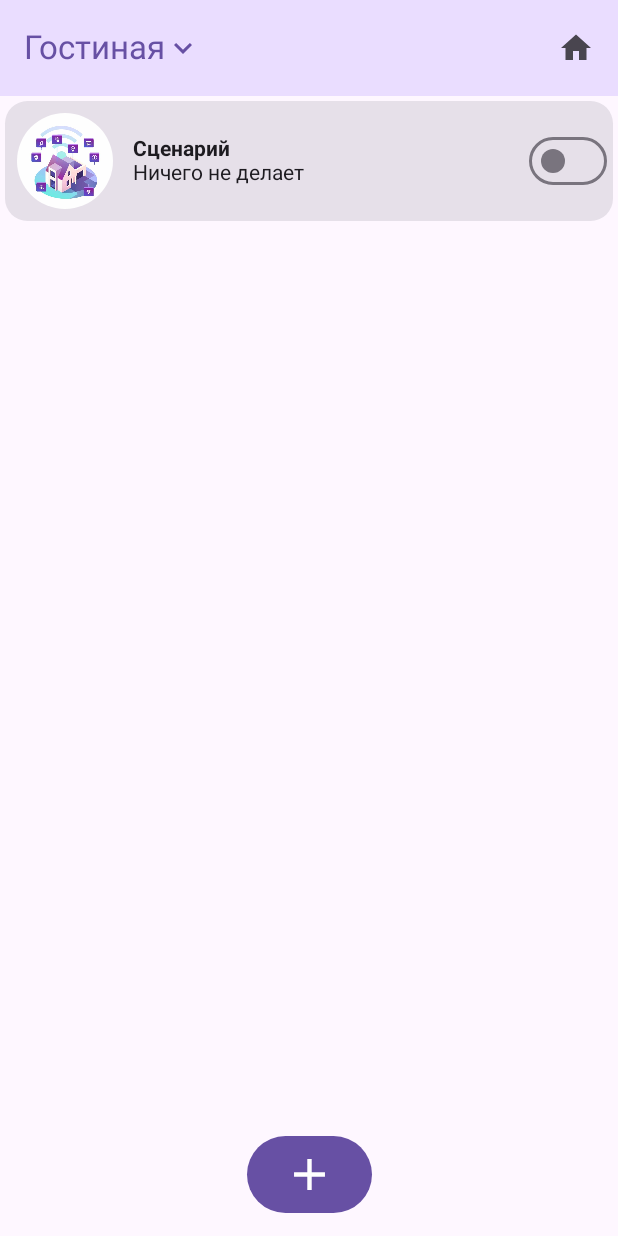
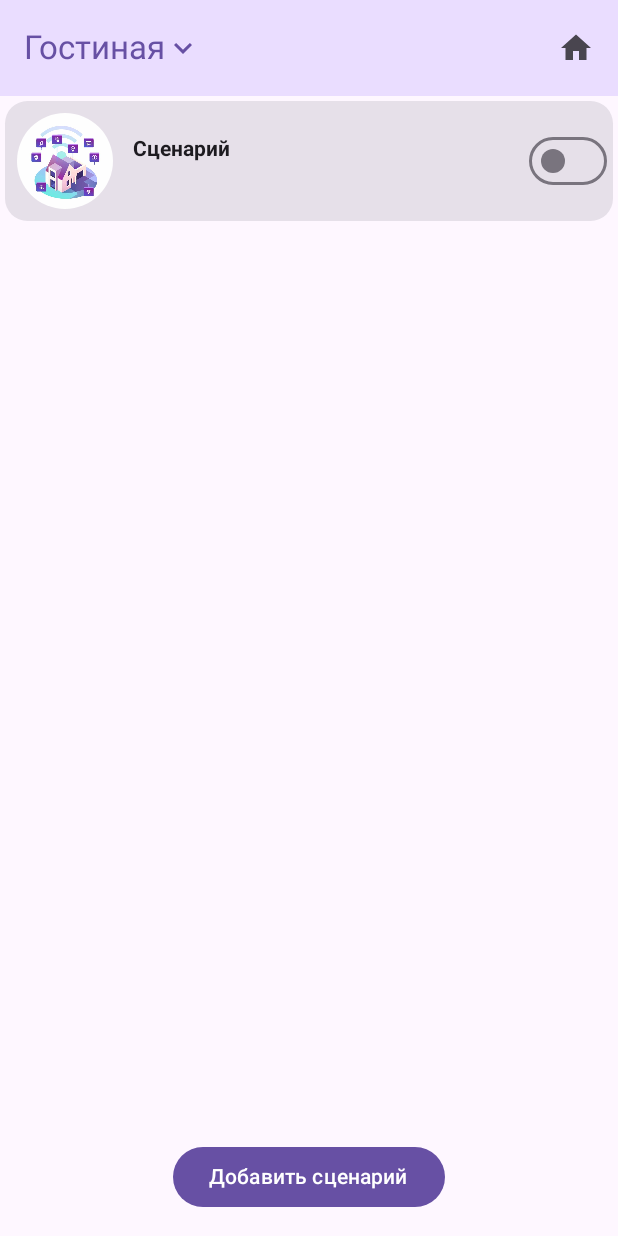
Before and after one commit to valsesv/Smart-House, an Android app built with Jetpack Compose: the Scenarios screen opened through its navigation route, on a phone screen of 412 x 824 dp. Run offline under Robolectric (Android 15) with nearby library versions, the phone set to English and light mode, and no system bars.

```diff
--- a/SmartHome/app/src/main/java/com/valsesv/smarthome/MainActivity.kt
+++ b/SmartHome/app/src/main/java/com/valsesv/smarthome/MainActivity.kt
@@ -4,14 +4,11 @@ import android.annotation.SuppressLint
 import android.os.Bundle
 import androidx.activity.ComponentActivity
 import androidx.activity.compose.setContent
-import androidx.compose.material3.DrawerValue
 import androidx.compose.material3.ExperimentalMaterial3Api
-import androidx.compose.material3.rememberDrawerState
 import androidx.compose.runtime.getValue
 import androidx.compose.runtime.mutableStateListOf
 import androidx.compose.runtime.mutableStateOf
 import androidx.compose.runtime.remember
-import androidx.compose.runtime.rememberCoroutineScope
 import androidx.navigation.compose.NavHost
 import androidx.navigation.compose.composable
 import androidx.navigation.compose.rememberNavController
@@ -44,7 +41,7 @@ class MainActivity : ComponentActivity() {
 
             val scenarios = remember {
                 mutableStateListOf<Scenario>(
-                    Scenario(1, "Сценарий", "Ничего не делает", mutableStateListOf<Device>())
+                    Scenario(1, "Сценарий", "", mutableStateListOf<Device>())
                 )
             }
 
--- a/SmartHome/app/src/main/java/com/valsesv/smarthome/ui/components/device/ItemAddDeviceButton.kt
+++ b/SmartHome/app/src/main/java/com/valsesv/smarthome/ui/components/device/ItemAddDeviceButton.kt
@@ -9,6 +9,7 @@ import androidx.compose.material.icons.Icons
 import androidx.compose.material.icons.filled.Add
 import androidx.compose.material3.Button
 import androidx.compose.material3.Icon
+import androidx.compose.material3.Text
 import androidx.compose.runtime.Composable
 import androidx.compose.runtime.mutableStateOf
 import androidx.compose.runtime.remember
@@ -35,12 +36,8 @@ fun ItemAddDeviceButton(devices: SnapshotStateList<Device>) {
                 openDialog.value = true;
                 Log.d("Add", devices.toString())
             }) {
-            Icon(
-                Icons.Filled.Add,
-                contentDescription = "Добавить новое устройсво",
-                modifier = Modifier
-                    .size(35.dp)
-            )
+            Text(
+                text = "Добавить устройство")
         }
         if (openDialog.value) {
             AlertAddDevices(openDialog, devices)
--- a/SmartHome/app/src/main/java/com/valsesv/smarthome/ui/components/scenario/ItemAddScenarioButton.kt
+++ b/SmartHome/app/src/main/java/com/valsesv/smarthome/ui/components/scenario/ItemAddScenarioButton.kt
@@ -10,6 +10,7 @@ import androidx.compose.material.icons.Icons
 import androidx.compose.material.icons.filled.Add
 import androidx.compose.material3.Button
 import androidx.compose.material3.Icon
+import androidx.compose.material3.Text
 import androidx.compose.runtime.Composable
 import androidx.compose.runtime.MutableState
 import androidx.compose.runtime.mutableStateListOf
@@ -27,12 +28,11 @@ import com.valsesv.smarthome.model.Scenario
 @Composable
 fun ItemAddScenarioButton(scenarios: SnapshotStateList<Scenario>, navController: NavController, mainScenario: MutableState<Scenario>) {
     if(scenarios.isEmpty()){
-        mainScenario.value = Scenario(1, "Новый сценарий", "Описание", mutableStateListOf())
+        mainScenario.value = Scenario(1, "", "", mutableStateListOf())
     }
     else{
         mainScenario.value = Scenario(scenarios.last().id+1, "", "", mutableStateListOf())
     }
-    val openDialog = remember { mutableStateOf(false) }
     Box(
         modifier = Modifier
             .background(Color.Transparent),
@@ -42,19 +42,10 @@ fun ItemAddScenarioButton(scenarios: SnapshotStateList<Scenario>, navController:
             modifier = Modifier
                 .padding(15.dp),
             onClick = {
-
                 navController.navigate("settingScen")
                 Log.d("Add", scenarios.toString())
             }) {
-            Icon(
-                Icons.Filled.Add,
-                contentDescription = "Добавить новый сценарий",
-                modifier = Modifier
-                    .size(35.dp)
-            )
-        }
-        if (openDialog.value) {
-            //AlertAddDevices(openDialog, scenarios)
+            Text(text = "Добавить сценарий")
         }
     }
 }
--- a/SmartHome/app/src/main/java/com/valsesv/smarthome/ui/components/scenario/ItemConfirmScenarioButton.kt
+++ b/SmartHome/app/src/main/java/com/valsesv/smarthome/ui/components/scenarioSettings/ItemConfirmScenarioButton.kt
@@ -1,4 +1,4 @@
-package com.valsesv.smarthome.ui.components.scenario
+package com.valsesv.smarthome.ui.components.scenarioSettings
 
 import android.util.Log
 import androidx.compose.foundation.background
--- a/SmartHome/app/src/main/java/com/valsesv/smarthome/ui/components/scenario/ScenarioCondition.kt
+++ b/SmartHome/app/src/main/java/com/valsesv/smarthome/ui/components/scenarioSettings/ScenarioCondition.kt
@@ -1,4 +1,4 @@
-package com.valsesv.smarthome.ui.components.scenario
+package com.valsesv.smarthome.ui.components.scenarioSettings
 
 import android.annotation.SuppressLint
 import androidx.compose.foundation.Image
--- a/SmartHome/app/src/main/java/com/valsesv/smarthome/ui/components/scenario/SettingScenarioTopBar.kt
+++ b/SmartHome/app/src/main/java/com/valsesv/smarthome/ui/components/scenarioSettings/SettingScenarioTopBar.kt
@@ -1,4 +1,4 @@
-package com.valsesv.smarthome.ui.components.scenario
+package com.valsesv.smarthome.ui.components.scenarioSettings
 
 import androidx.compose.foundation.layout.Row
 import androidx.compose.material.icons.Icons
```
Also changed, not shown: SmartHome/app/src/main/java/com/valsesv/smarthome/ui/components/scenarioSettings/ScenarioDevice.kt (renamed from SmartHome/app/src/main/java/com/valsesv/smarthome/ui/components/scenario/ScenarioDevice.kt, +34 -22 lines), SmartHome/app/src/main/java/com/valsesv/smarthome/ui/pages/SettingScenarios.kt (+4 -5 lines).
